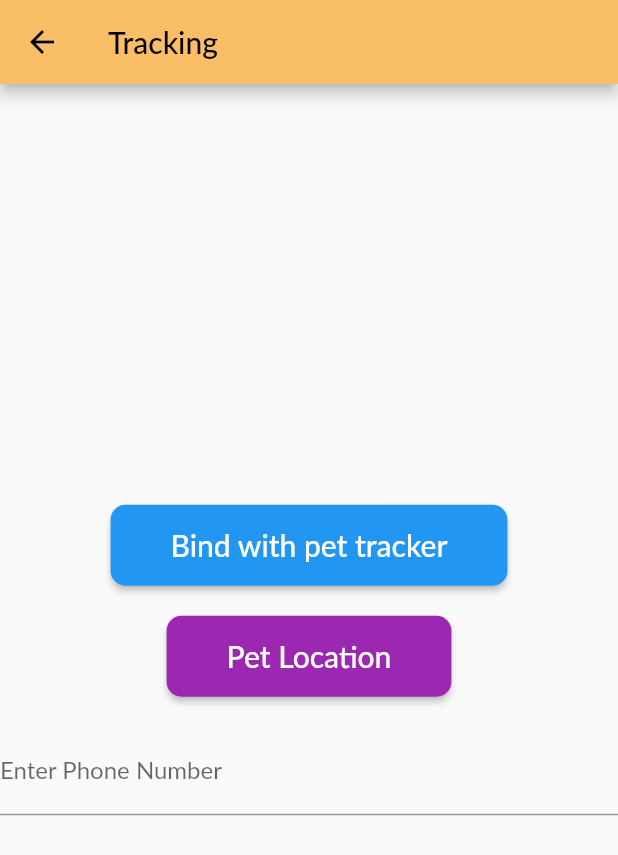
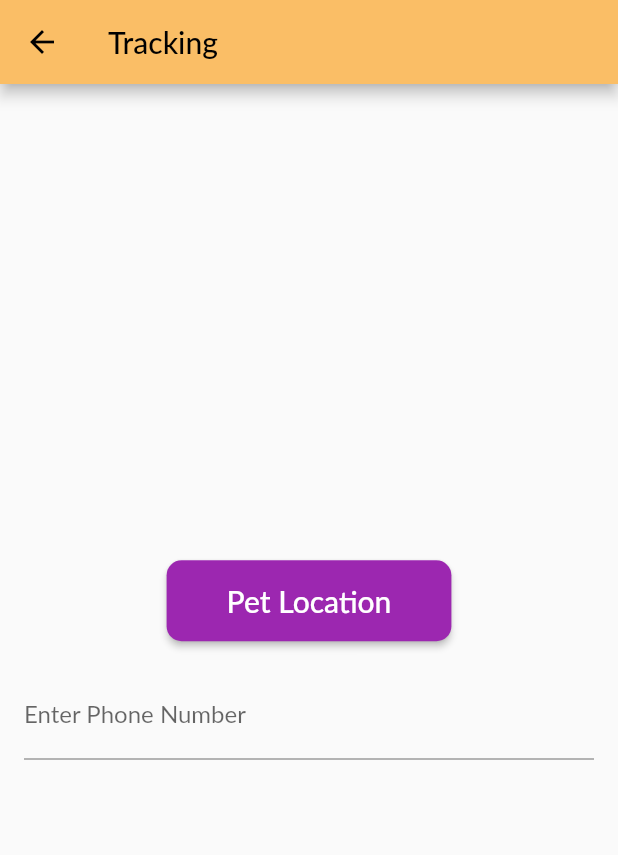
Before and after one commit to KJBotheju/pet, a Flutter app: the Page3 screen opened directly, on a phone screen of 412 x 824 dp. Shown: the top 855 px of the screen. Run offline on Flutter 3.47's test engine with Material 2 defaults, Android fonts, the phone set to English and light mode, and no system bars; our stand-ins replace carousel_slider, fluttertoast, geolocator, google_maps_flutter, image_picker and 2 more; missing offline and left inert: dart:ffi, flutter_google_places, google_api_headers, google_maps_webservice; accounts and stored records are empty; Roboto replaces fonts that are missing (Lato).

Commit message:
add padding to textfield

```diff
--- a/lib/all_pages/page3.dart
+++ b/lib/all_pages/page3.dart
@@ -11,8 +11,7 @@ class Page3 extends StatefulWidget {
 
 class _Page3State extends State<Page3> {
   TextEditingController recipientController = TextEditingController();
-  final String defaultTrackingMessage = "777"; // Default trackinglink message
-  final String defaultBindMessage = "000"; // Default bind message
+  final String defaultTrackingMessage = ""; // Default trackinglink message
 
   @override
   Widget build(BuildContext context) {
@@ -26,23 +25,6 @@ class _Page3State extends State<Page3> {
         child: Column(
           mainAxisAlignment: MainAxisAlignment.center,
           children: [
-            ElevatedButton(
-              onPressed: () {
-                _openMessagingAppToBind();
-              },
-              child: Text(
-                "Bind with pet tracker",
-                style: TextStyle(fontSize: 20),
-              ),
-              style: ElevatedButton.styleFrom(
-                primary: Colors.blue,
-                padding: EdgeInsets.symmetric(horizontal: 40, vertical: 15),
-                shape: RoundedRectangleBorder(
-                  borderRadius: BorderRadius.circular(10),
-                ),
-              ),
-            ),
-            SizedBox(height: 20),
             ElevatedButton(
               onPressed: () {
                 _openMessagingApp();
@@ -60,10 +42,14 @@ class _Page3State extends State<Page3> {
               ),
             ),
             SizedBox(height: 20),
-            TextField(
-              controller: recipientController,
-              decoration: InputDecoration(labelText: 'Enter Phone Number'),
-            ),
+            Padding(
+              padding: EdgeInsets.symmetric(
+                  horizontal: 16.0), // Adjust the horizontal padding as needed
+              child: TextField(
+                controller: recipientController,
+                decoration: InputDecoration(labelText: 'Enter Phone Number'),
+              ),
+            )
           ],
         ),
       ),
@@ -83,19 +69,6 @@ class _Page3State extends State<Page3> {
     }
   }
 
-  void _openMessagingAppToBind() async {
-    final recipient = recipientController.text;
-    final message = defaultBindMessage;
-
-    final url = "sms:$recipient?body=$message";
-
-    if (await canLaunch(url)) {
-      await launch(url);
-    } else {
-      throw 'Could not launch $url';
-    }
-  }
-
   @override
   void dispose() {
     recipientController.dispose();
```
